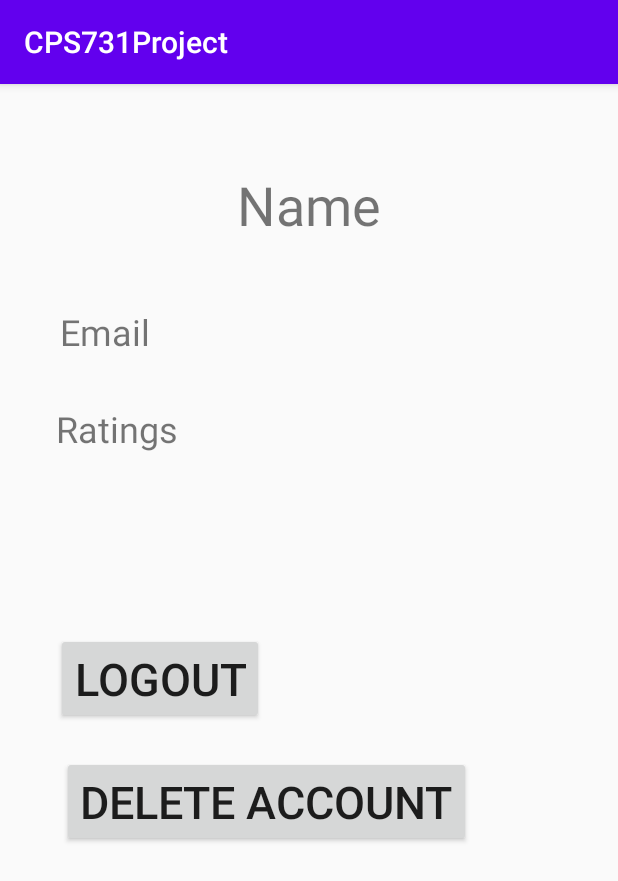
After one commit to pix3lat0r/CPS731Project, an Android app: the ViewAccount screen opened directly, with no data from a screen before it, on a phone screen of 412 x 824 dp. The commit adds this screen. Shown: the top 881 px of the screen. Run offline under Robolectric (Android 15) with nearby library versions, the phone set to English and light mode, and no system bars; our stand-ins replace Firebase (no records; nobody signed in at launch, a user with empty details on screens opened directly).

Commit message:
added ViewAccount class with logout and delete account options

```diff
--- a/app/src/main/AndroidManifest.xml
+++ b/app/src/main/AndroidManifest.xml
@@ -1,6 +1,8 @@
 <?xml version="1.0" encoding="utf-8"?>
 <manifest xmlns:android="http://schemas.android.com/apk/res/android"
     package="com.example.cps731project">
+
+    <uses-permission android:name="android.permission.INTERNET" />
 
     <application
         android:allowBackup="true"
@@ -9,8 +11,9 @@
         android:roundIcon="@mipmap/ic_launcher_round"
         android:supportsRtl="true"
         android:theme="@style/AppTheme">
-        <activity android:name=".IngredientList"></activity>
-        <activity android:name=".Login"></activity>
+        <activity android:name=".ViewAccount"></activity>
+        <activity android:name=".IngredientList" />
+        <activity android:name=".Login" />
         <activity android:name=".MainActivity" />
         <activity android:name=".SignUp">
             <intent-filter>
@@ -20,5 +23,5 @@
             </intent-filter>
         </activity>
     </application>
-    <uses-permission android:name="android.permission.INTERNET" />
+
 </manifest>
--- a/app/src/main/java/com/example/cps731project/IngredientList.java
+++ b/app/src/main/java/com/example/cps731project/IngredientList.java
@@ -1,5 +1,6 @@
 package com.example.cps731project;
 
+import android.content.Intent;
 import android.os.Bundle;
 import android.util.Log;
 import android.view.View;
@@ -33,6 +34,7 @@ public class IngredientList extends AppCompatActivity {
         super.onCreate(savedInstanceState);
         setContentView(R.layout.activity_ingredient_list);
 
+        final String id = UserID.user_id;
         ingred = findViewById(R.id.addIngredient);
         addBtn = findViewById(R.id.btnAdd);
         addBtn.setOnClickListener(new View.OnClickListener() {
@@ -43,7 +45,7 @@ public class IngredientList extends AppCompatActivity {
                 Map<String, Object> ingredients = new HashMap<>();
                 ingredients.put(KEY_TITLE, ingredient);
 
-                db.collection("ingredients")
+                db.collection("users").document(id).collection("ingredients")
                         .add(ingredients)
                         .addOnSuccessListener(new OnSuccessListener<DocumentReference>() {
                             @Override
@@ -61,6 +63,7 @@ public class IngredientList extends AppCompatActivity {
                 ingred.getText().clear();
             }
         });
+
     }
     public void getItem() {
 
--- /dev/null
+++ b/app/src/main/java/com/example/cps731project/ViewAccount.java
@@ -0,0 +1,66 @@
+package com.example.cps731project;
+
+import androidx.annotation.NonNull;
+import androidx.appcompat.app.AppCompatActivity;
+
+import android.content.Intent;
+import android.os.Bundle;
+import android.util.Log;
+import android.view.View;
+import android.widget.Button;
+
+import com.google.android.gms.tasks.OnCompleteListener;
+import com.google.android.gms.tasks.Task;
+import com.google.firebase.firestore.CollectionReference;
+import com.google.firebase.firestore.DocumentReference;
+import com.google.firebase.firestore.FirebaseFirestore;
+import com.google.firebase.firestore.Query;
+import com.google.firebase.firestore.QuerySnapshot;
+
+public class ViewAccount extends AppCompatActivity {
+
+    FirebaseFirestore db;
+    private Button logout;
+    private Button deleteAcc;
+    DocumentReference doc;
+
+    @Override
+    protected void onCreate(Bundle savedInstanceState) {
+        super.onCreate(savedInstanceState);
+        setContentView(R.layout.activity_view_account);
+
+        final String id = UserID.user_id;
+        db = FirebaseFirestore.getInstance();
+        doc = db.collection("users").document(id);
+
+        //LOGOUT BUTTON
+        logout = findViewById(R.id.btnLogout);
+        logout.setOnClickListener(new View.OnClickListener() {
+            @Override
+            public void onClick(View v) {
+                startActivity(new Intent(ViewAccount.this, Login.class));
+            }
+        });
+
+        //DELETE ACCOUNT BUTTON
+        deleteAcc = findViewById(R.id.btnDeleteAcc);
+        deleteAcc.setOnClickListener(new View.OnClickListener() {
+            @Override
+            public void onClick(View v) {
+                /*CollectionReference usersRef = db.collection("users");
+                Query query = usersRef.whereEqualTo("email", id);
+                query.get().addOnCompleteListener(new OnCompleteListener<QuerySnapshot>() {
+                    @Override
+                    public void onComplete(@NonNull Task<QuerySnapshot> task) {
+                        if(task.isSuccessful()){
+                            doc.delete();
+                        }
+                    }
+                });*/
+
+                doc.delete();
+                startActivity(new Intent(ViewAccount.this, Login.class));
+            }
+        });
+    }
+}
--- a/app/src/main/res/layout/activity_ingredient_list.xml
+++ b/app/src/main/res/layout/activity_ingredient_list.xml
@@ -65,4 +65,5 @@
         app:layout_constraintStart_toStartOf="parent"
         app:layout_constraintTop_toBottomOf="@+id/addIngredient"
         tools:text="@string/txtResult" />
+
 </androidx.constraintlayout.widget.ConstraintLayout>
--- /dev/null
+++ b/app/src/main/res/layout/activity_view_account.xml
@@ -0,0 +1,68 @@
+<?xml version="1.0" encoding="utf-8"?>
+<androidx.constraintlayout.widget.ConstraintLayout xmlns:android="http://schemas.android.com/apk/res/android"
+    xmlns:app="http://schemas.android.com/apk/res-auto"
+    xmlns:tools="http://schemas.android.com/tools"
+    android:layout_width="match_parent"
+    android:layout_height="match_parent"
+    tools:context=".ViewAccount">
+
+    <TextView
+        android:id="@+id/txtName"
+        android:layout_width="wrap_content"
+        android:layout_height="wrap_content"
+        android:layout_marginTop="56dp"
+        android:text="@string/txtName"
+        android:textSize="36sp"
+        app:layout_constraintEnd_toEndOf="parent"
+        app:layout_constraintStart_toStartOf="parent"
+        app:layout_constraintTop_toTopOf="parent" />
+
+    <TextView
+        android:id="@+id/txtEmail"
+        android:layout_width="wrap_content"
+        android:layout_height="wrap_content"
+        android:layout_marginTop="44dp"
+        android:text="@string/txtEmail"
+        android:textSize="24sp"
+        app:layout_constraintEnd_toEndOf="parent"
+        app:layout_constraintHorizontal_bias="0.113"
+        app:layout_constraintStart_toStartOf="parent"
+        app:layout_constraintTop_toBottomOf="@+id/txtName" />
+
+    <TextView
+        android:id="@+id/txtRatings"
+        android:layout_width="wrap_content"
+        android:layout_height="wrap_content"
+        android:layout_marginTop="32dp"
+        android:text="@string/txtRatings"
+        android:textSize="24sp"
+        app:layout_constraintEnd_toEndOf="parent"
+        app:layout_constraintHorizontal_bias="0.113"
+        app:layout_constraintStart_toStartOf="parent"
+        app:layout_constraintTop_toBottomOf="@+id/txtEmail" />
+
+    <Button
+        android:id="@+id/btnLogout"
+        android:layout_width="wrap_content"
+        android:layout_height="wrap_content"
+        android:layout_marginTop="120dp"
+        android:text="@string/btnLogout"
+        android:textSize="30sp"
+        app:layout_constraintEnd_toEndOf="parent"
+        app:layout_constraintHorizontal_bias="0.137"
+        app:layout_constraintStart_toStartOf="parent"
+        app:layout_constraintTop_toBottomOf="@+id/txtRatings" />
+
+    <Button
+        android:id="@+id/btnDeleteAcc"
+        android:layout_width="wrap_content"
+        android:layout_height="wrap_content"
+        android:text="@string/btnDeleteAcc"
+        android:textSize="30sp"
+        app:layout_constraintBottom_toBottomOf="parent"
+        app:layout_constraintEnd_toEndOf="parent"
+        app:layout_constraintHorizontal_bias="0.299"
+        app:layout_constraintStart_toStartOf="parent"
+        app:layout_constraintTop_toBottomOf="@+id/btnLogout"
+        app:layout_constraintVertical_bias="0.076" />
+</androidx.constraintlayout.widget.ConstraintLayout>
--- a/app/src/main/res/values/strings.xml
+++ b/app/src/main/res/values/strings.xml
@@ -12,6 +12,11 @@
     <string name="whatToEat">What do you want to eat?</string>
     <string name="ingredientsYouHave">Ingredients You Have</string>
     <string name="btnGo">GO</string>
+    <string name="btnLogout">LOGOUT</string>
+    <string name="btnDeleteAcc">DELETE ACCOUNT</string>
+    <string name="txtName">Name</string>
+    <string name="txtEmail">Email</string>
+    <string name="txtRatings">Ratings</string>
     <string-array name="meals">
         <item>Snack</item>
         <item>Breakfast</item>
```
